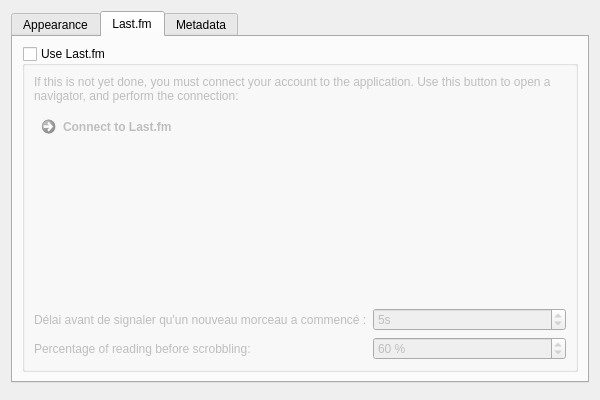
The window that Form/DialogPreferences.ui (isuhao/TMediaPlayer) describes before a commit, drawn with Qt 5.
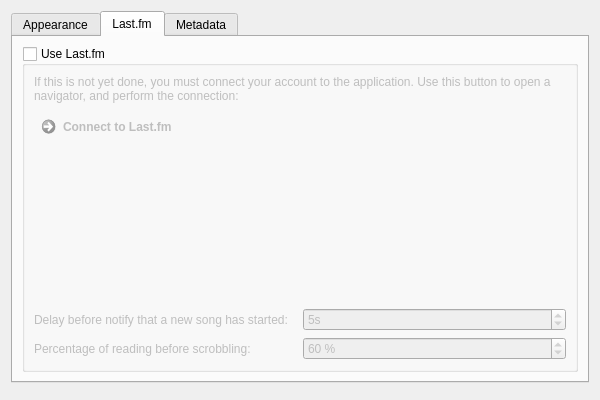
The same window after the commit. The open tabs and pages were chosen to show the change.

The edit to the form file:
```diff
--- a/Form/DialogPreferences.ui
+++ b/Form/DialogPreferences.ui
@@ -144,7 +144,7 @@
           <item row="3" column="0">
            <widget class="QLabel" name="lblLastFmDelayBeforeNotification">
             <property name="text">
-             <string>Délai avant de signaler qu'un nouveau morceau a commencé :</string>
+             <string>Delay before notify that a new song has started:</string>
             </property>
            </widget>
           </item>
```
Left out of the diff: 5 changed lines with no effect on the pictures.
